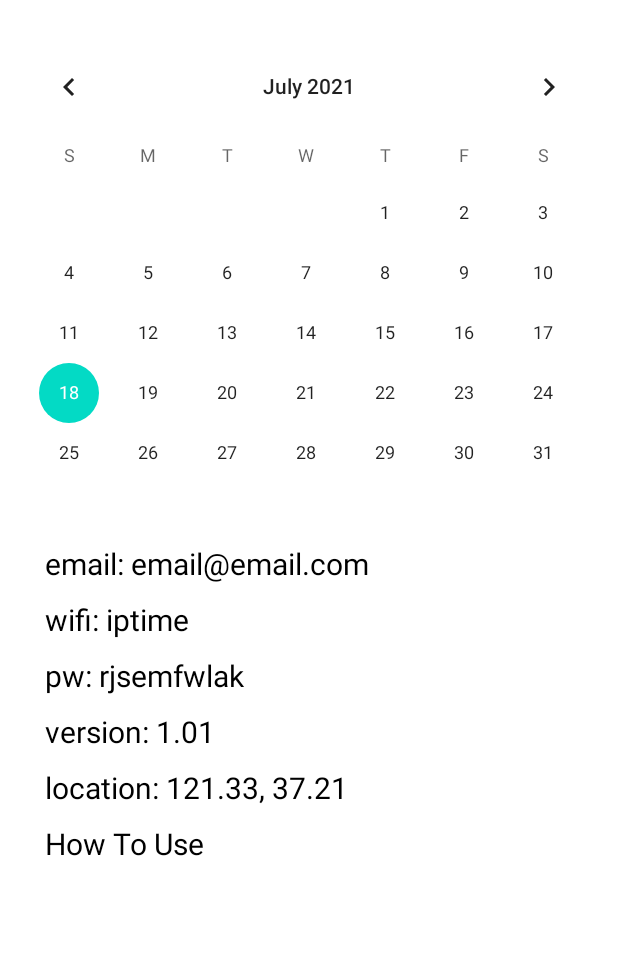
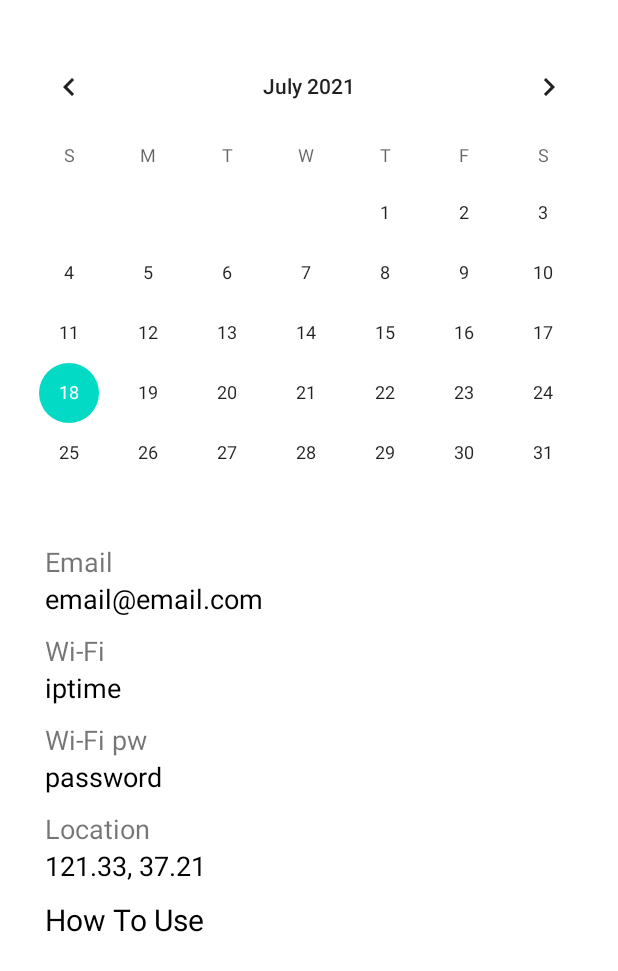
Before and after one commit to Colinerith/MAUS_Android, an Android app: the layout fragment_setting.xml on its own in the app's theme, with its tools: preview values and no code run, on a phone screen of 412 x 824 dp. Shown: the top 971 px of the screen. Run offline under Robolectric (Android 15) with nearby library versions, the phone set to English and light mode, and no system bars.

Commit message:
SettingFragment

```diff
--- a/app/src/main/java/com/example/maus/ui/main/SettingFragment.kt
+++ b/app/src/main/java/com/example/maus/ui/main/SettingFragment.kt
@@ -1,6 +1,7 @@
 package com.example.maus.ui.main
 
 import android.os.Bundle
+import android.util.Log
 import android.view.LayoutInflater
 import android.view.View
 import android.view.ViewGroup
@@ -8,12 +9,10 @@ import android.widget.ImageView
 import android.widget.TextView
 import androidx.fragment.app.Fragment
 import com.example.maus.R
-import com.google.firebase.database.DatabaseReference
-import com.google.firebase.database.FirebaseDatabase
+import com.google.firebase.database.*
 
 class SettingFragment : Fragment() {
     private var database = FirebaseDatabase.getInstance()
-    private lateinit var state:String
     private var path = "User/a"
 
     override fun onCreateView(
@@ -28,10 +27,33 @@ class SettingFragment : Fragment() {
         val howToUseTextView = root.findViewById<TextView>(R.id.howToUse)
         val locationTextView = root.findViewById<TextView>(R.id.location)
 
+        val ref : DatabaseReference = database.getReference(path)
 
-        howToUseTextView.setOnClickListener {
-            val dialog =
+        //리스너 등록
+        val postListener = object : ValueEventListener {
+            override fun onDataChange(dataSnapshot: DataSnapshot) {
+                val post = dataSnapshot.value
+                Log.i("firebase", "Got value2 $post")
+                ref.get().addOnSuccessListener {
+                    Log.i("firebase", "Got value ${it.value}")
+                    //state = it.value as String
+                    emailTextView.text = it.child("email").value as String
+                    wifiNameTextView.text = it.child("wifiName").value as String
+                    wifiPwTextView.text = it.child("wifiPw").value as String
+                    locationTextView.text = it.child("location").value as String
+                }.addOnFailureListener{
+                    Log.e("firebase", "Error getting data", it)
+                }
+            }
+            override fun onCancelled(databaseError: DatabaseError) {
+                Log.w("firebase", "loadPost:onCancelled", databaseError.toException())
+            }
         }
+        ref.addValueEventListener(postListener)
+
+//        howToUseTextView.setOnClickListener {
+//            val dialog =
+//        }
         return root
     }
 }
--- a/app/src/main/java/com/example/maus/ui/main/SwitchFragment.kt
+++ b/app/src/main/java/com/example/maus/ui/main/SwitchFragment.kt
@@ -12,7 +12,7 @@ class SwitchFragment : Fragment() {
     private var database = FirebaseDatabase.getInstance()
     private lateinit var state:String
     private var initialized = false // state값 초기화 이후에 사용할 수 있도록
-    private var path = "User/a"
+    private var path = "Switch/a/state"
 
     override fun onCreateView(
         inflater: LayoutInflater,
@@ -56,7 +56,7 @@ class SwitchFragment : Fragment() {
             override fun onDataChange(dataSnapshot: DataSnapshot) {
                 val post = dataSnapshot.value
                 Log.i("firebase", "Got value2 $post")
-                ref.child("state").get().addOnSuccessListener {
+                ref.get().addOnSuccessListener {
                     Log.i("firebase", "Got value ${it.value}")
                     state = it.value as String
                     initialized = true
--- a/app/src/main/res/layout/fragment_setting.xml
+++ b/app/src/main/res/layout/fragment_setting.xml
@@ -30,49 +30,72 @@
             android:orientation="vertical">
 
             <TextView
+                android:id="@+id/textView3"
+                android:layout_width="wrap_content"
+                android:layout_height="wrap_content"
+                android:layout_weight="1"
+                android:text="Email"
+                android:textSize="18sp" />
+
+            <TextView
                 android:id="@+id/email"
-                android:layout_width="match_parent"
+                android:layout_width="wrap_content"
                 android:layout_height="wrap_content"
                 android:layout_marginBottom="10dp"
-                android:text="email: email@email.com"
+                android:text="email@email.com"
                 android:textColor="@color/black"
-                android:textSize="20sp" />
+                android:textSize="18sp" />
+
+            <TextView
+                android:id="@+id/textView4"
+                android:layout_width="wrap_content"
+                android:layout_height="wrap_content"
+                android:layout_weight="1"
+                android:text="Wi-Fi"
+                android:textSize="18sp" />
 
             <TextView
                 android:id="@+id/wifiName"
-                android:layout_width="match_parent"
+                android:layout_width="wrap_content"
                 android:layout_height="wrap_content"
                 android:layout_marginBottom="10dp"
-                android:text="wifi: iptime"
+                android:text="iptime"
                 android:textColor="@color/black"
-                android:textSize="20sp" />
+                android:textSize="18sp" />
+
+            <TextView
+                android:id="@+id/textView7"
+                android:layout_width="wrap_content"
+                android:layout_height="wrap_content"
+                android:layout_weight="1"
+                android:text="Wi-Fi pw"
+                android:textSize="18sp" />
 
             <TextView
                 android:id="@+id/wifiPw"
-                android:layout_width="match_parent"
+                android:layout_width="wrap_content"
                 android:layout_height="wrap_content"
                 android:layout_marginBottom="10dp"
-                android:text="pw: rjsemfwlak"
+                android:text="password"
                 android:textColor="@color/black"
-                android:textSize="20sp" />
+                android:textSize="18sp" />
 
             <TextView
-                android:id="@+id/version"
-                android:layout_width="match_parent"
+                android:id="@+id/textView9"
+                android:layout_width="wrap_content"
                 android:layout_height="wrap_content"
-                android:layout_marginBottom="10dp"
-                android:text="version: 1.01"
-                android:textColor="@color/black"
-                android:textSize="20sp" />
+                android:layout_weight="1"
+                android:text="Location"
+                android:textSize="18sp" />
 
             <TextView
                 android:id="@+id/location"
-                android:layout_width="match_parent"
+                android:layout_width="wrap_content"
                 android:layout_height="wrap_content"
                 android:layout_marginBottom="10dp"
-                android:text="location: 121.33, 37.21"
+                android:text="121.33, 37.21"
                 android:textColor="@color/black"
-                android:textSize="20sp" />
+                android:textSize="18sp" />
 
             <TextView
                 android:id="@+id/howToUse"
```
